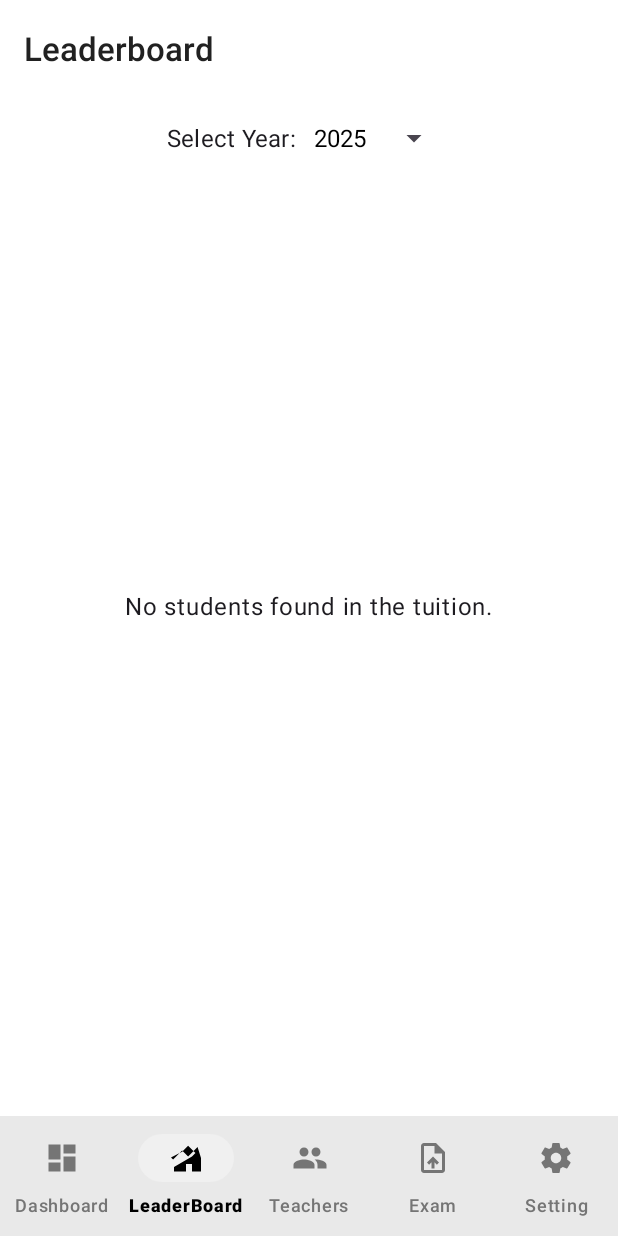
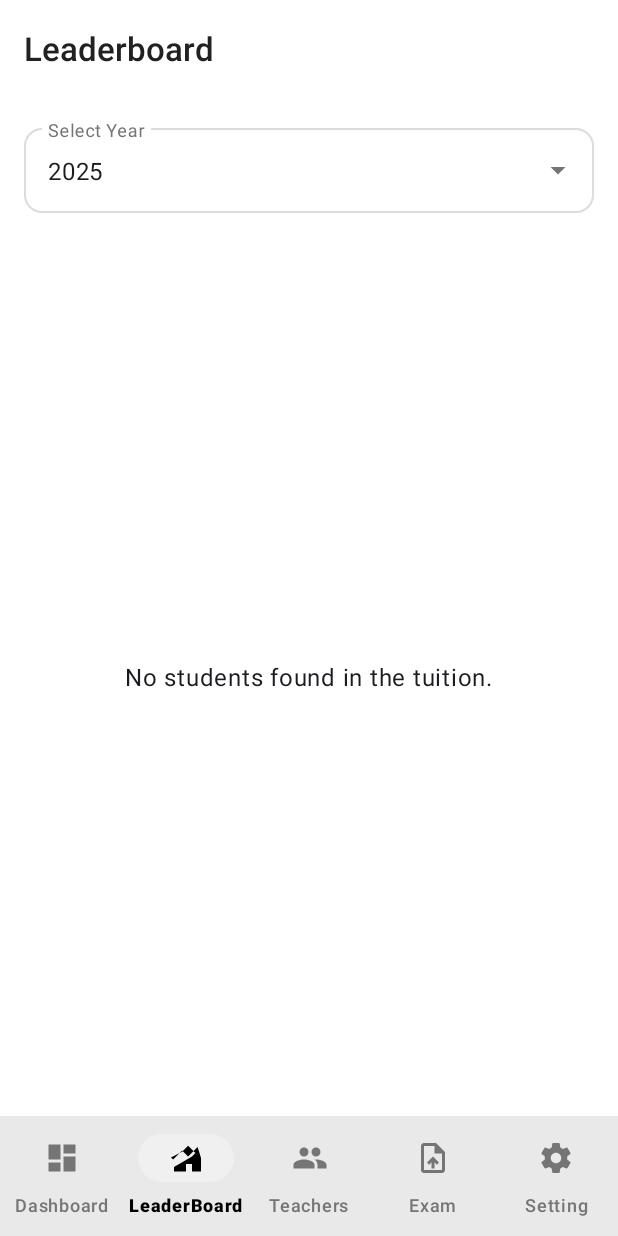
Before and after one commit to sideProjects13/Madarsa_Attendance, an Android app built with Jetpack Compose: the screen it shows after launch (MainActivity), item 2 of the bottom bar chosen, on a phone screen of 412 x 824 dp. Run offline under Robolectric (Android 15) with nearby library versions, the phone set to English and light mode, and no system bars; our stand-ins replace Firebase (no records; nobody signed in at launch, a user with empty details on screens opened directly), Shimmer; libraries missing offline, so code that uses them is left out: com.cloudinary.android, com.github.mikephil.charting; pictures from the network do not load; 6 statements that could not run were skipped.

Commit message:
Spinner Updated of leaderboards

```diff
--- a/app/src/main/java/com/example/madarsa_attendance/LeaderboardFragment.kt
+++ b/app/src/main/java/com/example/madarsa_attendance/LeaderboardFragment.kt
@@ -4,11 +4,10 @@ import android.os.Bundle
 import android.view.LayoutInflater
 import android.view.View
 import android.view.ViewGroup
-import android.widget.AdapterView
+import android.widget.ArrayAdapter
+import android.widget.AutoCompleteTextView
 import android.widget.ProgressBar
-import android.widget.Spinner
 import android.widget.TextView
-import androidx.core.content.ContextCompat
 import androidx.fragment.app.Fragment
 import androidx.fragment.app.viewModels
 import androidx.recyclerview.widget.LinearLayoutManager
@@ -17,17 +16,16 @@ import java.util.Calendar
 
 class LeaderboardFragment : Fragment() {
 
-    // Use the viewModels delegate to get the ViewModel instance
     private val viewModel: LeaderboardViewModel by viewModels()
 
-    private lateinit var spinnerYear: Spinner
+    // CHANGED: From Spinner to AutoCompleteTextView
+    private lateinit var spinnerYear: AutoCompleteTextView
     private lateinit var recyclerViewLeaderboard: RecyclerView
     private lateinit var leaderboardAdapter: LeaderboardAdapter
     private lateinit var progressBar: ProgressBar
     private lateinit var tvNoData: TextView
 
     private var selectedYear: Int = Calendar.getInstance().get(Calendar.YEAR)
-    private var initialSpinnerSetupDone = false
 
     override fun onCreateView(
         inflater: LayoutInflater, container: ViewGroup?, savedInstanceState: Bundle?
@@ -52,39 +50,27 @@ class LeaderboardFragment : Fragment() {
 
     private fun setupSpinner() {
         if (!isAdded) return
-        initialSpinnerSetupDone = false
 
-        val spinnerTextColor = ContextCompat.getColor(requireContext(), R.color.mono_palette_black)
         val currentYearValue = Calendar.getInstance().get(Calendar.YEAR)
         val years = (currentYearValue - 5..currentYearValue).map { it.toString() }.reversed()
-        val yearAdapter = ColorableSpinnerAdapter(requireContext(), years, spinnerTextColor)
-        spinnerYear.adapter = yearAdapter
+        val yearAdapter = ArrayAdapter(requireContext(), android.R.layout.simple_dropdown_item_1line, years)
+        spinnerYear.setAdapter(yearAdapter)
 
-        // Set initial selection without triggering the listener
-        spinnerYear.setSelection(years.indexOf(selectedYear.toString()), false)
+        // Set initial text without triggering listener or showing dropdown
+        spinnerYear.setText(selectedYear.toString(), false)
 
-        spinnerYear.onItemSelectedListener = object : AdapterView.OnItemSelectedListener {
-            override fun onItemSelected(parent: AdapterView<*>?, view: View?, position: Int, id: Long) {
-                // Prevent loading on initial setup
-                if (!initialSpinnerSetupDone) return
-
+        // CHANGED: Use setOnItemClickListener for AutoCompleteTextView
+        spinnerYear.setOnItemClickListener { _, _, position, _ ->
             val year = years[position].toInt()
             if (selectedYear != year) {
                 selectedYear = year
-                    // Tell the ViewModel to load data for the new year
                 viewModel.loadLeaderboardForYear(selectedYear)
             }
         }
-            override fun onNothingSelected(parent: AdapterView<*>?) {}
-        }
 
-        // After the spinner is laid out, mark setup as done and load initial data
-        spinnerYear.post {
-            initialSpinnerSetupDone = true
         // Load initial data only if it hasn't been loaded before
         if (viewModel.leaderboardData.value.isNullOrEmpty()) {
             viewModel.loadLeaderboardForYear(selectedYear)
-            }
         }
     }
 
@@ -101,7 +87,6 @@ class LeaderboardFragment : Fragment() {
 
         viewModel.leaderboardData.observe(viewLifecycleOwner) { data ->
             leaderboardAdapter.updateData(data)
-            // Show/hide recycler view based on data
             recyclerViewLeaderboard.visibility = if (data.isNotEmpty()) View.VISIBLE else View.GONE
         }
 
@@ -111,7 +96,6 @@ class LeaderboardFragment : Fragment() {
                 tvNoData.visibility = View.VISIBLE
                 recyclerViewLeaderboard.visibility = View.GONE
             } else {
-                // Hide error message if there's no error (and data isn't empty)
                 if (viewModel.leaderboardData.value?.isNotEmpty() == true) {
                     tvNoData.visibility = View.GONE
                 }
--- a/app/src/main/res/layout/fragment_leaderboard.xml
+++ b/app/src/main/res/layout/fragment_leaderboard.xml
@@ -1,55 +1,59 @@
 <?xml version="1.0" encoding="utf-8"?>
-<RelativeLayout xmlns:android="http://schemas.android.com/apk/res/android"
+<LinearLayout xmlns:android="http://schemas.android.com/apk/res/android"
     xmlns:tools="http://schemas.android.com/tools"
     android:layout_width="match_parent"
     android:layout_height="match_parent"
+    android:orientation="vertical"
     tools:context=".LeaderboardFragment">
 
-    <!-- Filters Section - Now only contains the Year Spinner -->
-    <LinearLayout
-        android:id="@+id/filters_layout"
+    <!-- NEW: Filters Section using a modern dropdown -->
+    <com.google.android.material.textfield.TextInputLayout
+        android:id="@+id/menuYearLeaderboard"
+        style="@style/Widget.Material3.TextInputLayout.OutlinedBox.ExposedDropdownMenu"
         android:layout_width="match_parent"
         android:layout_height="wrap_content"
-        android:gravity="center"
-        android:orientation="horizontal"
-        android:padding="16dp">
+        android:layout_margin="16dp"
+        android:hint="Select Year">
 
-        <TextView
-            android:layout_width="wrap_content"
+        <AutoCompleteTextView
+            android:id="@+id/spinnerYearLeaderboard"
+            android:layout_width="match_parent"
             android:layout_height="wrap_content"
-            android:text="Select Year: "
-            android:textAppearance="?attr/textAppearanceSubtitle1"/>
+            android:inputType="none"
+            tools:ignore="LabelFor" />
 
-        <Spinner
-            android:id="@+id/spinnerYearLeaderboard"
-            android:layout_width="wrap_content"
-            android:layout_height="wrap_content"
-            tools:listitem="@android:layout/simple_spinner_item"/>
-    </LinearLayout>
+    </com.google.android.material.textfield.TextInputLayout>
+
+    <FrameLayout
+        android:layout_width="match_parent"
+        android:layout_height="match_parent">
 
         <androidx.recyclerview.widget.RecyclerView
             android:id="@+id/recyclerViewLeaderboard"
             android:layout_width="match_parent"
             android:layout_height="match_parent"
-        android:layout_below="@id/filters_layout"
             android:clipToPadding="false"
-        android:padding="8dp"
+            android:paddingStart="8dp"
+            android:paddingEnd="8dp"
+            android:paddingBottom="8dp"
             tools:listitem="@layout/item_leaderboard_student"/>
 
         <ProgressBar
             android:id="@+id/progressBarLeaderboard"
             android:layout_width="wrap_content"
             android:layout_height="wrap_content"
-        android:layout_centerInParent="true"
+            android:layout_gravity="center"
             android:visibility="gone"/>
 
         <TextView
             android:id="@+id/tvNoDataLeaderboard"
             android:layout_width="wrap_content"
             android:layout_height="wrap_content"
-        android:layout_centerInParent="true"
+            android:layout_gravity="center"
             android:text="No data available"
             android:textAppearance="?attr/textAppearanceBody1"
             android:visibility="gone"/>
 
-</RelativeLayout>
+    </FrameLayout>
+
+</LinearLayout>
```
Also changed, not shown: app/src/main/java/com/example/madarsa_attendance/ClassLeaderboardActivity.kt (+25 -33 lines), app/src/main/res/layout/activity_class_leaderboard_with_filters.xml (+31 -8 lines). Lines whose indentation alone changed are shown as unchanged.
